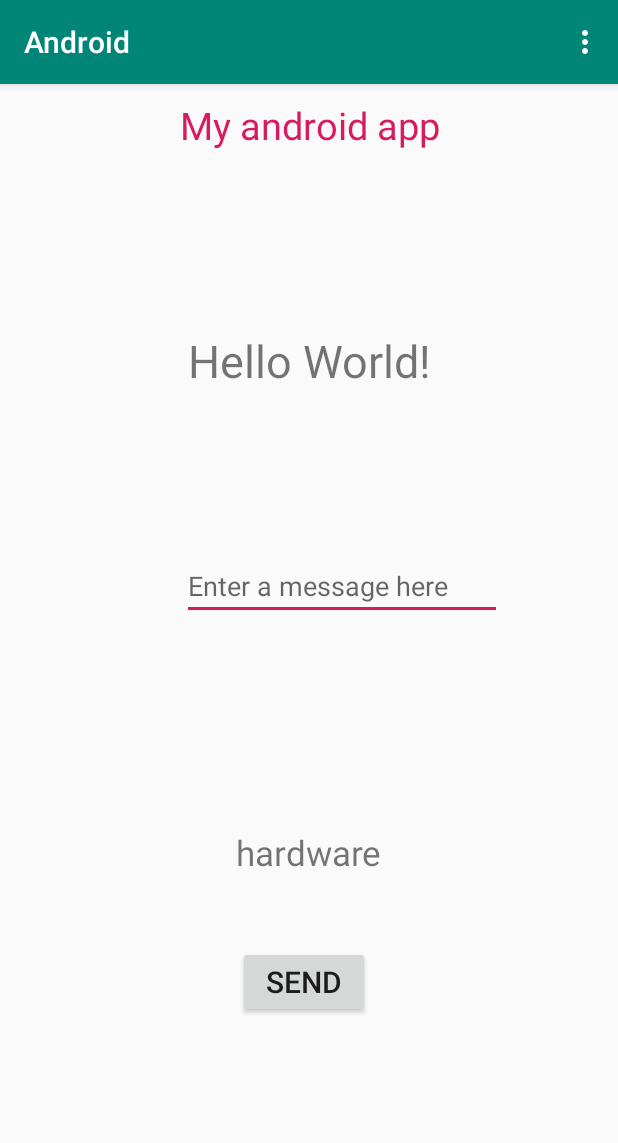
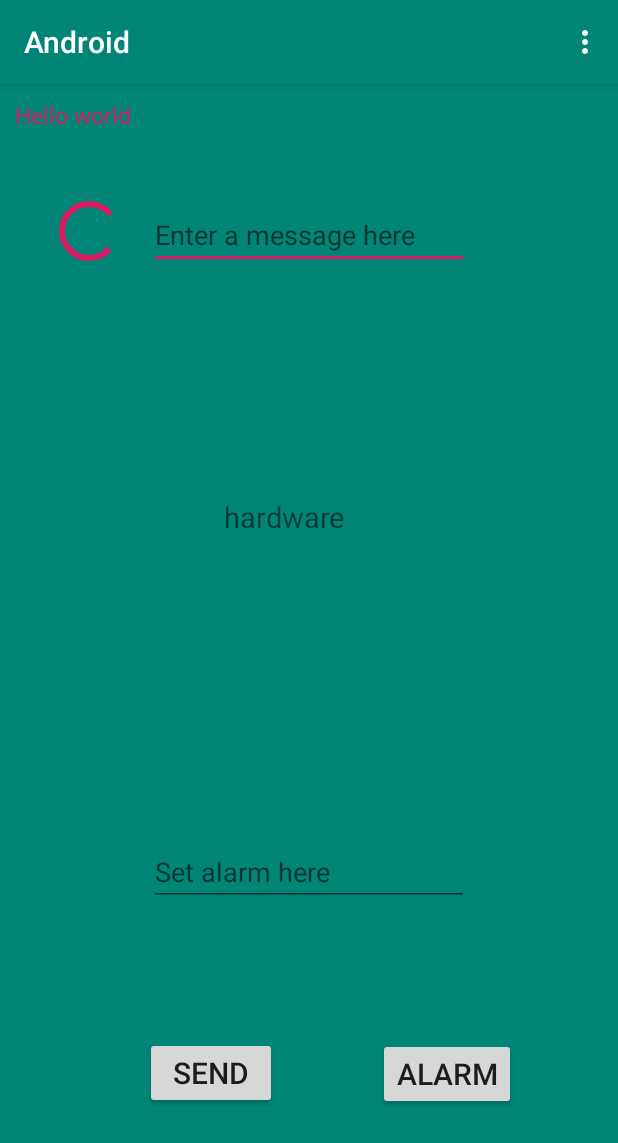
Before and after one commit to Elinah555/Android, an Android app: the screen it shows after launch (MainActivity), on a phone screen of 412 x 824 dp. Shown: the top 1143 px of the screen. Run offline under Robolectric (Android 15) with nearby library versions, the phone set to English and light mode, and no system bars.

Commit message:
Alarm and battery level,BroadCastreceiver plus some other changes(app upgrade)

```diff
--- a/app/src/main/res/layout/activity_main.xml
+++ b/app/src/main/res/layout/activity_main.xml
@@ -4,79 +4,105 @@
     xmlns:tools="http://schemas.android.com/tools"
     android:layout_width="match_parent"
     android:layout_height="match_parent"
+    android:background="@color/colorPrimary"
+    tools:context=".MainActivity">
 
 
-    tools:context=".MainActivity">
-
     <TextView
-        android:layout_width="match_parent"
+        android:id="@+id/texthello"
+        android:layout_width="wrap_content"
         android:layout_height="wrap_content"
         android:padding="10dp"
-        android:text="My android app"
+        android:text="Hello world"
+        android:textAlignment="center"
         android:textColor="@color/colorAccent"
-        android:textSize="25dp"
-        android:textAlignment="center"
+        android:textSize="15dp"
         tools:ignore="MissingConstraints"
-        tools:layout_editor_absoluteX="68dp"
-        tools:layout_editor_absoluteY="0dp" />
+        tools:layout_editor_absoluteX="171dp"
+        tools:layout_editor_absoluteY="16dp" />
+
+    <EditText
+        android:id="@+id/messageone"
+        android:layout_width="wrap_content"
+        android:layout_height="wrap_content"
+        android:layout_marginTop="48dp"
+        android:ems="10"
+        android:hint="Enter a message here"
+        app:layout_constraintBottom_toTopOf="@id/texthello"
+        app:layout_constraintEnd_toEndOf="parent"
+        app:layout_constraintStart_toStartOf="parent"
+        app:layout_constraintTop_toBottomOf="@+id/texthello"
+        app:layout_constraintVertical_bias="0.085" />
+
+
+
+
+    <ProgressBar
+        android:id="@+id/progressBar2"
+        style="?android:attr/progressBarStyle"
+        android:layout_width="wrap_content"
+        android:layout_height="wrap_content"
+        app:layout_constraintBottom_toTopOf="@+id/buttonsend"
+        app:layout_constraintEnd_toEndOf="parent"
+        app:layout_constraintHorizontal_bias="0.097"
+        app:layout_constraintStart_toStartOf="parent"
+        app:layout_constraintTop_toTopOf="parent"
+        app:layout_constraintVertical_bias="0.126" />
 
     <TextView
         android:id="@+id/textView"
-        android:layout_width="match_parent"
+        android:layout_width="wrap_content"
         android:layout_height="wrap_content"
-        android:layout_marginBottom="399dp"
-        android:padding="58dp"
-        android:text="Hello World!"
-        android:textAlignment="center"
-        android:textSize="30dp"
-        app:layout_constraintBottom_toBottomOf="parent"
-        app:layout_constraintLeft_toLeftOf="parent"
-        app:layout_constraintRight_toRightOf="parent"
-        app:layout_constraintTop_toTopOf="parent" />
-
+        android:text="@string/company"
+        android:textSize="19dp"
+        app:layout_constraintBottom_toTopOf="@+id/alarmtext"
+        app:layout_constraintEnd_toEndOf="parent"
+        app:layout_constraintHorizontal_bias="0.451"
+        app:layout_constraintStart_toStartOf="parent"
+        app:layout_constraintTop_toBottomOf="@+id/messageone"
+        app:layout_constraintVertical_bias="0.431" />
 
     <EditText
-        android:id="@+id/message"
+        android:id="@+id/alarmtext"
         android:layout_width="wrap_content"
         android:layout_height="wrap_content"
+        android:layout_marginBottom="220dp"
         android:ems="10"
-        android:hint="Enter a message here"
+        android:hint="Set alarm here"
 
-        android:inputType="textPersonName"
         app:layout_constraintBottom_toBottomOf="parent"
-        app:layout_constraintHorizontal_bias="0.611"
-        app:layout_constraintLeft_toLeftOf="parent"
-        app:layout_constraintRight_toRightOf="parent"
-        app:layout_constraintTop_toTopOf="parent"
-        app:layout_constraintVertical_bias="0.432" />
+        app:layout_constraintEnd_toEndOf="parent"
+        app:layout_constraintStart_toStartOf="parent" />
 
     <Button
-        android:id="@+id/sendButton"
+        android:id="@+id/buttonsend"
         android:layout_width="wrap_content"
         android:layout_height="wrap_content"
-        android:layout_marginTop="140dp"
+        android:layout_marginEnd="48dp"
         android:onClick="sendMessage"
-        android:text="Send"
+        android:text="SEND"
+        android:textSize="20dp"
+        app:layout_constraintBottom_toBottomOf="parent"
+        app:layout_constraintEnd_toStartOf="@+id/buttonalarm"
+        app:layout_constraintHorizontal_bias="0.831"
+        app:layout_constraintStart_toStartOf="parent"
+        app:layout_constraintTop_toBottomOf="@+id/alarmtext"
+        app:layout_constraintVertical_bias="0.508" />
+
+    <Button
+        android:id="@+id/buttonalarm"
+        android:layout_width="wrap_content"
+        android:layout_height="wrap_content"
+        android:layout_marginEnd="68dp"
+        android:layout_marginBottom="84dp"
+        android:onClick="alarmsetting"
+         android:text="ALARM"
         android:textSize="20dp"
         app:layout_constraintBottom_toBottomOf="parent"
         app:layout_constraintEnd_toEndOf="parent"
-        app:layout_constraintHorizontal_bias="0.489"
-        app:layout_constraintStart_toStartOf="parent"
-        app:layout_constraintTop_toBottomOf="@+id/message"
-        app:layout_constraintVertical_bias="0.348" />
-
-    <TextView
-        android:layout_width="wrap_content"
-        android:layout_height="wrap_content"
-        android:layout_marginBottom="240dp"
-        android:text="@string/company"
-
-        android:textSize="23dp"
-        app:layout_constraintBottom_toBottomOf="parent"
-        app:layout_constraintEnd_toEndOf="parent"
-        app:layout_constraintStart_toStartOf="parent">
-
-    </TextView>
+        app:layout_constraintTop_toBottomOf="@+id/alarmtext"
+        app:layout_constraintVertical_bias="1.0"
+        tools:ignore="OnClick" />
 
 
 </androidx.constraintlayout.widget.ConstraintLayout>
--- a/app/src/main/res/layout/activity_splash.xml
+++ b/app/src/main/res/layout/activity_splash.xml
@@ -9,8 +9,9 @@
     <TextView
         android:layout_width="match_parent"
         android:layout_height="wrap_content"
-        android:text="Splash screen"
+        android:text="Home of hardware"
         android:textAlignment="center"
+        android:textStyle="italic"
         android:textSize="30dp"
         android:textColor="@color/colorAccent"
         app:layout_constraintBottom_toBottomOf="parent"
```
